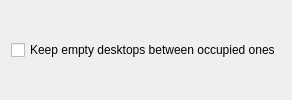
Before: the Qt Designer form contents/ui/config.ui in maurges/dynamic_workspaces, drawn with Qt 5.
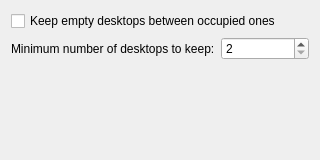
After: the same form once the commit is applied.

Commit message: Support keepMinDesktops

The edit to the form file:
```diff
--- a/contents/ui/config.ui
+++ b/contents/ui/config.ui
@@ -6,8 +6,8 @@
    <rect>
     <x>0</x>
     <y>0</y>
-    <width>200</width>
-    <height>100</height>
+        <width>320</width>
+        <height>160</height>
    </rect>
   </property>
   <property name="windowTitle">
@@ -21,6 +21,43 @@
         </property>
       </widget>
     </item>
+      <item>
+        <layout class="QHBoxLayout" name="keepMinDesktopsLayout">
+          <item>
+            <widget class="QLabel" name="keepMinDesktopsLabel">
+              <property name="text">
+                <string>Minimum number of desktops to keep:</string>
+              </property>
+            </widget>
+          </item>
+          <item>
+            <widget class="QSpinBox" name="kcfg_keepMinDesktops">
+              <property name="minimum">
+                <number>2</number>
+              </property>
+              <property name="maximum">
+                <number>20</number>
+              </property>
+              <property name="toolTip">
+                <string>The script will never reduce the total desktop count below this number.</string>
+              </property>
+            </widget>
+          </item>
+        </layout>
+      </item>
+      <item>
+        <spacer name="verticalSpacer">
+          <property name="orientation">
+            <enum>Qt::Vertical</enum>
+          </property>
+          <property name="sizeHint" stdset="0">
+            <size>
+              <width>20</width>
+              <height>40</height>
+            </size>
+          </property>
+        </spacer>
+      </item>
   </layout>
  </widget>
  <resources/>
```
Left out of the diff: 1 changed line with no effect on the pictures. Lines whose indentation alone changed are shown as unchanged. The commit also changes 3 other files.
